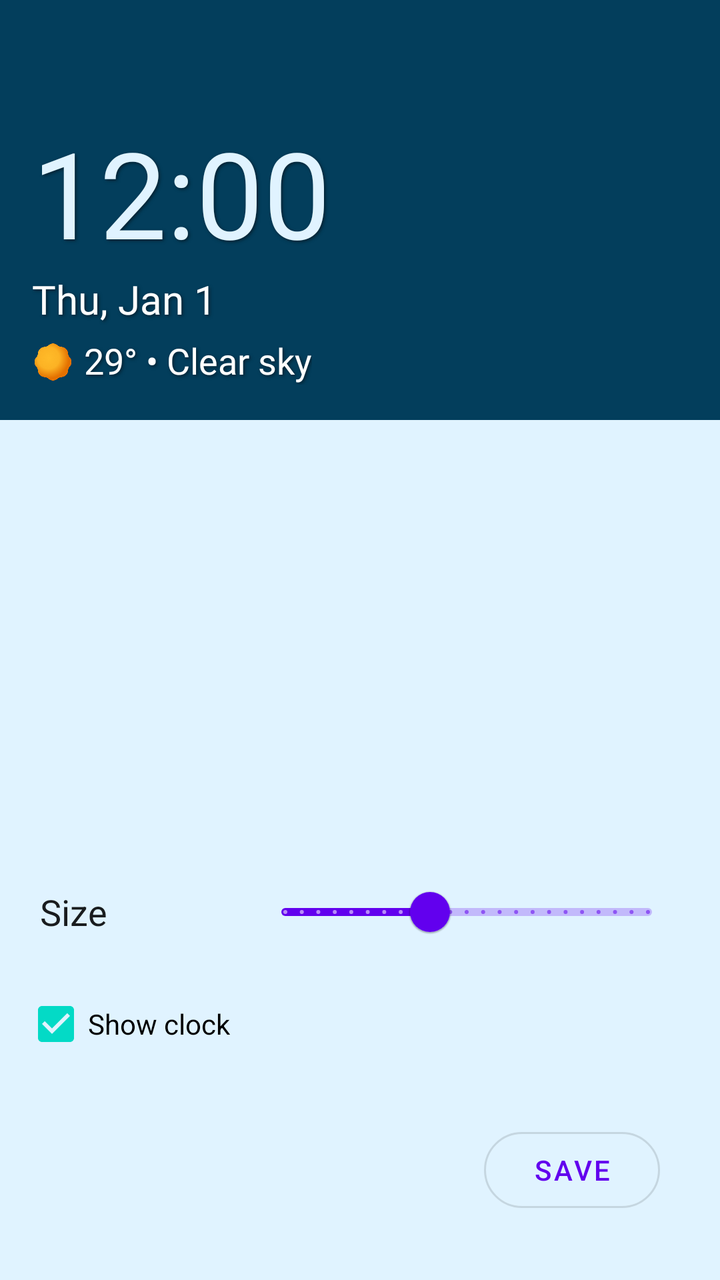
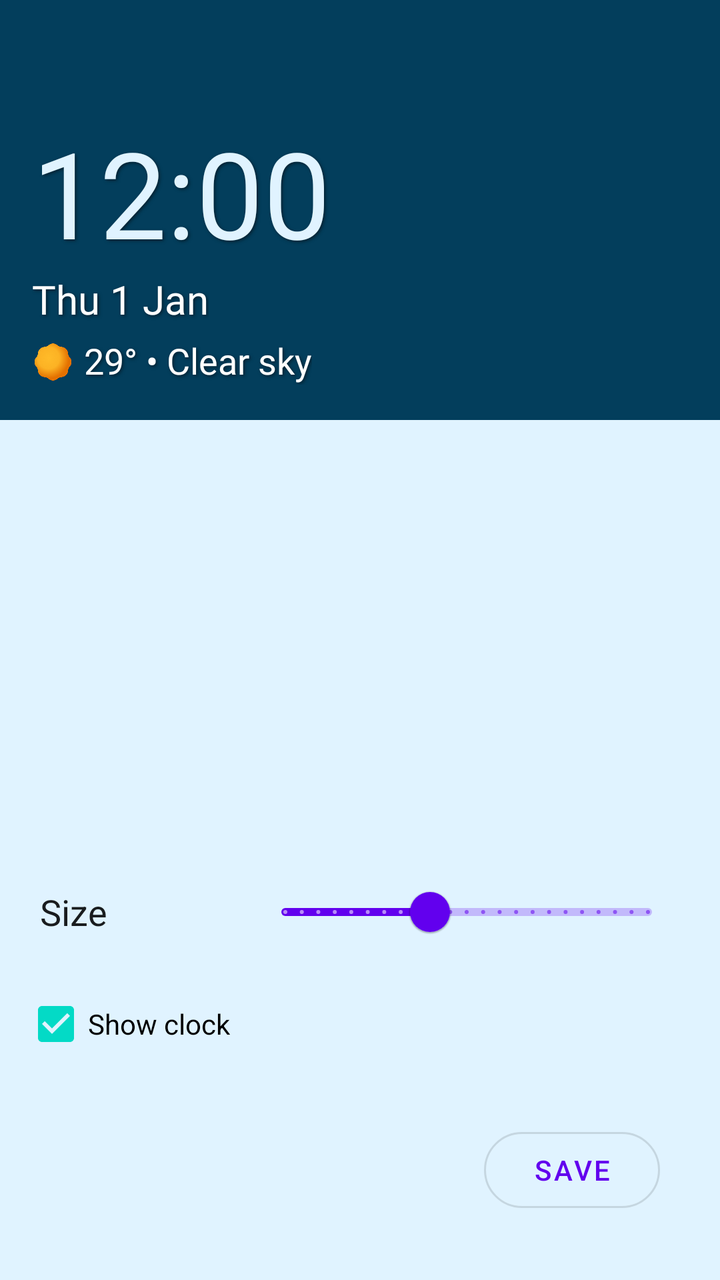

An Android layout rendered at two revisions. The XML below is the earlier revision; the diff shows what the commit changed to produce the second picture.
<!-- AndroidManifest.xml: fallback theme Theme.MaterialComponents.DayNight.NoActionBar -->
<!-- res/layout/widget_config_activity.xml -->
<com.google.android.material.card.MaterialCardView xmlns:android="http://schemas.android.com/apk/res/android"
    xmlns:app="http://schemas.android.com/apk/res-auto"
    android:layout_width="match_parent"
    android:layout_height="match_parent"
    app:cardCornerRadius="0dp"
    android:backgroundTint="@color/colorSurfaceContainer"
    app:strokeColor="@android:color/transparent"


    >
    <androidx.constraintlayout.widget.ConstraintLayout
        android:layout_width="match_parent"
        android:layout_height="match_parent">
    <LinearLayout
        android:id="@+id/widget_preview"
        android:layout_width="match_parent"
        android:layout_height="wrap_content"
        android:background="#033e5c"
        android:orientation="vertical"
        android:paddingLeft="16dp"

        android:paddingTop="?attr/actionBarSize"
        android:paddingRight="16dp"
        android:paddingBottom="16dp"
        app:layout_constraintTop_toTopOf="parent"
        app:layout_constraintStart_toStartOf="parent"
        app:layout_constraintEnd_toEndOf="parent">

        <TextClock
            android:id="@+id/preview_text_clock"
            android:layout_width="match_parent"
            android:layout_height="wrap_content"

            android:fontFamily="@font/medium"
            android:format12Hour="hh:mm"
            android:format24Hour="HH:mm"
            android:shadowColor="#80000000"
            android:shadowDx="2"
            android:shadowDy="2"
            android:shadowRadius="4"
            android:textColor="@color/colorGlanceWidgetTextClock"
            android:textSize="60sp" />

        <TextClock
            android:id="@+id/preview_date"
            android:layout_width="wrap_content"
            android:layout_height="wrap_content"
            android:fontFamily="@font/regular"
            android:format12Hour="EEE, MMM d"
            android:format24Hour="EEE, MMM d"
            android:gravity="center"
            android:shadowColor="#80000000"
            android:shadowDx="2"
            android:shadowDy="2"
            android:shadowRadius="4"
            android:textColor="@color/white"
            android:textSize="20sp" />

        <LinearLayout
            android:layout_width="match_parent"
            android:layout_height="wrap_content"
            android:layout_gravity="center"
            android:paddingTop="5dp">

            <ImageView
                android:id="@+id/preview_weather_icon"
                android:layout_width="26dp"
                android:layout_height="26dp"
                android:paddingEnd="5dp"
                android:src="@drawable/sunny" />

            <TextView
                android:id="@+id/preview_temp"
                android:layout_width="wrap_content"
                android:layout_height="wrap_content"
                android:fontFamily="@font/regular"
                android:shadowColor="#80000000"
                android:shadowDx="2"
                android:shadowDy="2"
                android:shadowRadius="4"
                android:text="29° • "
                android:textColor="@color/white"
                android:textSize="18sp" />

            <TextView
                android:id="@+id/preview_condition"
                android:layout_width="wrap_content"
                android:layout_height="wrap_content"
                android:fontFamily="@font/regular"
                android:shadowColor="#80000000"
                android:shadowDx="2"
                android:shadowDy="2"
                android:shadowRadius="4"
                android:text="@string/clear_sky"
                android:textColor="@color/white"
                android:textSize="18sp" />
        </LinearLayout>

    </LinearLayout>


    <LinearLayout
        android:layout_width="match_parent"
        android:layout_height="wrap_content"
        android:layout_gravity="center"
        android:orientation="vertical"
        app:layout_constraintBottom_toBottomOf="parent"
        app:layout_constraintStart_toStartOf="parent"
        app:layout_constraintEnd_toEndOf="parent"
        android:paddingRight="12dp"
        android:paddingLeft="12dp"
        android:paddingBottom="30dp"
        >

        <LinearLayout
            android:layout_width="match_parent"
            android:layout_height="wrap_content"
            android:gravity="center_vertical"
            android:orientation="horizontal"
            android:padding="8dp">

            <com.google.android.material.textview.MaterialTextView
                android:id="@+id/clockSizeText"
                android:layout_width="0dp"
                android:layout_height="wrap_content"
                android:layout_weight="1"
                android:paddingEnd="8dp"
                android:text="@string/size_label"
                android:textColor="@color/colorOnBackground"
                android:textSize="18sp" />

            <com.google.android.material.slider.Slider
                android:id="@+id/clockSizeSeek"
                android:layout_width="0dp"
                android:layout_height="wrap_content"
                android:layout_weight="2"
                android:stepSize="1"
                android:value="60"
                android:valueFrom="20"
                android:valueTo="120" />
        </LinearLayout>


        <com.google.android.material.checkbox.MaterialCheckBox
            android:id="@+id/showClockCheck"
            android:layout_width="wrap_content"
            android:layout_height="wrap_content"
            android:checked="true"
            android:text="@string/show_clock"
            app:useMaterialThemeColors="true" />


        <com.google.android.material.button.MaterialButton
            android:id="@+id/saveWidgetBtn"
            style="@style/Widget.MaterialComponents.Button.OutlinedButton"
            android:layout_width="wrap_content"
            android:layout_height="50dp"
            android:layout_gravity="end"
            android:layout_marginTop="24dp"
            android:layout_marginEnd="18dp"
            android:text="@string/save"
            app:cornerRadius="50dp" />

    </LinearLayout>
    </androidx.constraintlayout.widget.ConstraintLayout>
</com.google.android.material.card.MaterialCardView>
<!-- resources referenced by this layout -->
<resources>
  <color name="colorGlanceWidgetTextClock">#EEF0FF</color>
  <color name="colorOnBackground">#191c20</color>
  <color name="colorSurfaceContainer">#ededf4</color>
  <color name="white">#FFFFFFFF</color>
  <!-- drawable sunny: png bitmap (drawable, 107632 bytes) -->
  <string name="clear_sky">Clear sky</string>
  <string name="save">Save</string>
  <string name="show_clock">Show clock</string>
  <string name="size_label">Size</string>
</resources>

<!-- the commit's change to res/layout/widget_config_activity.xml (unified diff, before → after) -->
@@ -46,8 +46,8 @@
             android:layout_width="wrap_content"
             android:layout_height="wrap_content"
             android:fontFamily="@font/regular"
-            android:format12Hour="EEE, MMM d"
-            android:format24Hour="EEE, MMM d"
+            android:format12Hour="EEE d MMM"
+            android:format24Hour="EEE d MMM"
             android:gravity="center"
             android:shadowColor="#80000000"
             android:shadowDx="2"
